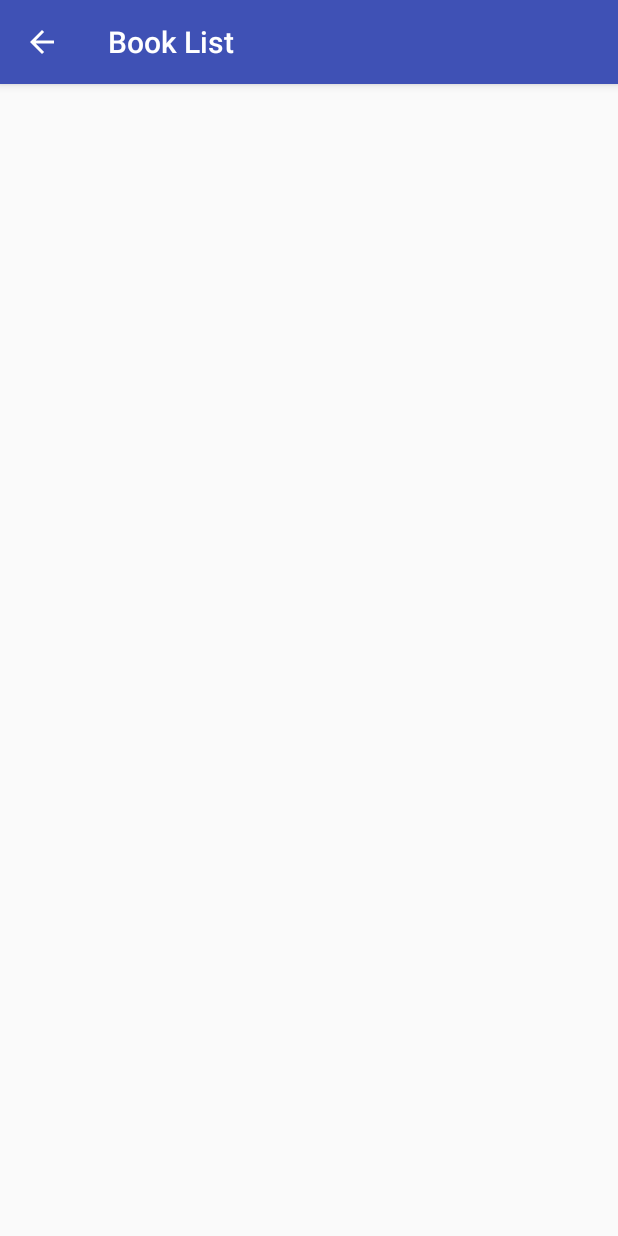
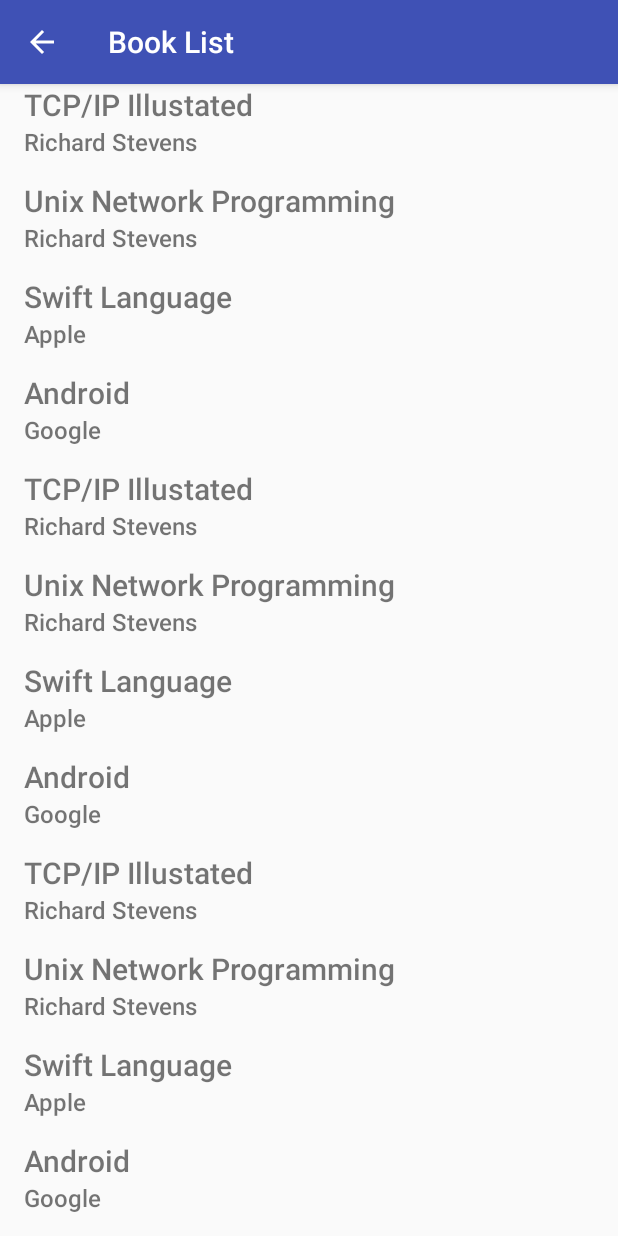
Before and after one commit to docsimon/BookListing, an Android app: the ResultActivity screen opened directly, with no data from a screen before it, on a phone screen of 412 x 824 dp. Run offline under Robolectric (Android 15) with nearby library versions, the phone set to English and light mode, and no system bars.

Commit message:
completed UI

```diff
--- /dev/null
+++ b/app/src/main/java/com/example/android/booklisting/Book.java
@@ -0,0 +1,27 @@
+package com.example.android.booklisting;
+
+/**
+ * Created by doc on 21/11/2017.
+ */
+
+public class Book {
+
+    private String title;
+    private String author;
+    /*
+  Constructor
+   */
+    public Book(String title, String author){
+        this.title = title;
+        this.author = author;
+    }
+
+     /*
+    public getters
+     */
+
+    public String getTitle(){
+        return this.title;
+    }
+    public String getAuthor() { return this.author; }
+}
--- /dev/null
+++ b/app/src/main/java/com/example/android/booklisting/BookAdapter.java
@@ -0,0 +1,47 @@
+package com.example.android.booklisting;
+
+import android.app.Activity;
+import android.support.annotation.NonNull;
+import android.support.annotation.Nullable;
+import android.view.LayoutInflater;
+import android.view.View;
+import android.view.ViewGroup;
+import android.widget.ArrayAdapter;
+import android.widget.TextView;
+import java.util.List;
+
+/**
+ * Created by doc on 21/11/2017.
+ */
+
+public class BookAdapter extends ArrayAdapter<Book> {
+
+    public BookAdapter(Activity context, List<Book> books) {
+        super(context, 0, books);
+    }
+
+    @NonNull
+    @Override
+    public View getView(int position, @Nullable View convertView, @NonNull ViewGroup parent) {
+
+        // Create the reference to the listView
+        View callingListView = convertView;
+        if (callingListView == null) {
+            callingListView = LayoutInflater.from(getContext()).inflate(
+                    R.layout.list_item, parent, false);
+        }
+
+        // reference to the Book object
+        Book book = getItem(position);
+
+        // reference to the bookTitle textview
+        TextView bookTitle = (TextView) callingListView.findViewById(R.id.bookTitle);
+        bookTitle.setText((book.getTitle()));
+
+        // reference to the author
+        TextView author = (TextView) callingListView.findViewById(R.id.author);
+        author.setText(book.getAuthor());
+
+        return callingListView;
+    }
+}
--- a/app/src/main/java/com/example/android/booklisting/ResultActivity.java
+++ b/app/src/main/java/com/example/android/booklisting/ResultActivity.java
@@ -2,9 +2,20 @@ package com.example.android.booklisting;
 
 import android.support.v7.app.AppCompatActivity;
 import android.os.Bundle;
+import android.widget.Adapter;
+import android.widget.ListView;
+import android.widget.ProgressBar;
 import android.widget.TextView;
 
+import java.util.ArrayList;
+import java.util.List;
+
 public class ResultActivity extends AppCompatActivity {
+
+
+    BookAdapter bookAdapter;
+    TextView emptyView;
+    ProgressBar progressBar;
 
     @Override
     protected void onCreate(Bundle savedInstanceState) {
@@ -15,5 +26,40 @@ public class ResultActivity extends AppCompatActivity {
         //String compText =  getResources().getString(R.string.main_title_search, s);
         //mainTitle.setText(s);
 
+        // create an instance of empty view
+        emptyView = (TextView) findViewById(R.id.empty_view);
+        // Instance of Listview
+        final ListView bookListView = (ListView) findViewById(R.id.list);
+        bookListView.setEmptyView(emptyView);
+
+        //create a temp array of books (Book object)
+        List books = new ArrayList<Book>();
+
+        books.add(new Book("TCP/IP Illustated", "Richard Stevens"));
+        books.add(new Book("Unix Network Programming", "Richard Stevens"));
+        books.add(new Book("Swift Language", "Apple"));
+        books.add(new Book("Android", "Google"));
+        books.add(new Book("TCP/IP Illustated", "Richard Stevens"));
+        books.add(new Book("Unix Network Programming", "Richard Stevens"));
+        books.add(new Book("Swift Language", "Apple"));
+        books.add(new Book("Android", "Google"));
+        books.add(new Book("TCP/IP Illustated", "Richard Stevens"));
+        books.add(new Book("Unix Network Programming", "Richard Stevens"));
+        books.add(new Book("Swift Language", "Apple"));
+        books.add(new Book("Android", "Google"));
+
+
+
+
+        // Instance of BookAdapter
+        // Create a new {@link ArrayAdapter} of earthquakes
+       // bookAdapter = new BookAdapter(this, new ArrayList<Book>());
+        bookAdapter = new BookAdapter(this, books);
+
+
+        // Set the adapter on the {@link ListView}
+        // so the list can be populated in the user interface
+        bookListView.setAdapter(bookAdapter);
+
     }
 }
--- a/app/src/main/res/layout/list_item.xml
+++ b/app/src/main/res/layout/list_item.xml
@@ -1,6 +1,30 @@
 <?xml version="1.0" encoding="utf-8"?>
-<android.support.constraint.ConstraintLayout
-    xmlns:android="http://schemas.android.com/apk/res/android" android:layout_width="match_parent"
-    android:layout_height="match_parent">
+<LinearLayout xmlns:android="http://schemas.android.com/apk/res/android"
+    xmlns:tools="http://schemas.android.com/tools"
+    android:layout_width="match_parent"
+    android:layout_height="?android:attr/listPreferredItemHeight"
+    android:orientation="vertical"
+    android:paddingEnd="16dp"
+    android:paddingLeft="16dp"
+    android:paddingRight="16dp"
+    android:paddingStart="16dp">
 
-</android.support.constraint.ConstraintLayout>
+    <TextView
+        android:id="@+id/bookTitle"
+        android:layout_width="match_parent"
+        android:layout_height="wrap_content"
+        android:fontFamily="sans-serif-medium"
+        android:textSize="20sp"
+        tools:text="Android" />
+
+    <TextView
+        android:id="@+id/author"
+        android:layout_width="match_parent"
+        android:layout_height="wrap_content"
+        android:ellipsize="end"
+        android:fontFamily="sans-serif-medium"
+        android:maxLines="1"
+        android:textSize="16sp"
+        tools:text="Android team" />
+
+</LinearLayout>
```
